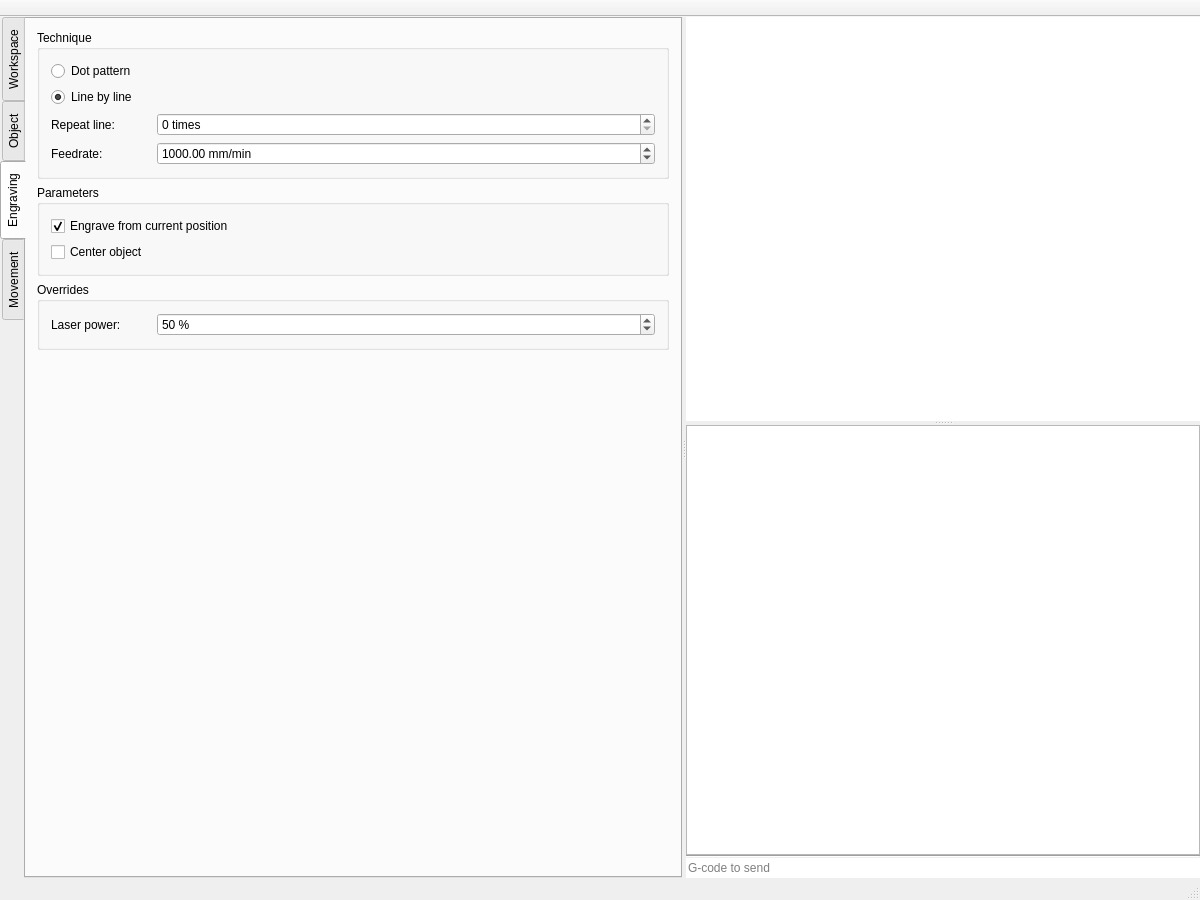
dev-0x7C6/laser-engraver, file src/mainwindow.ui: the form before one commit.
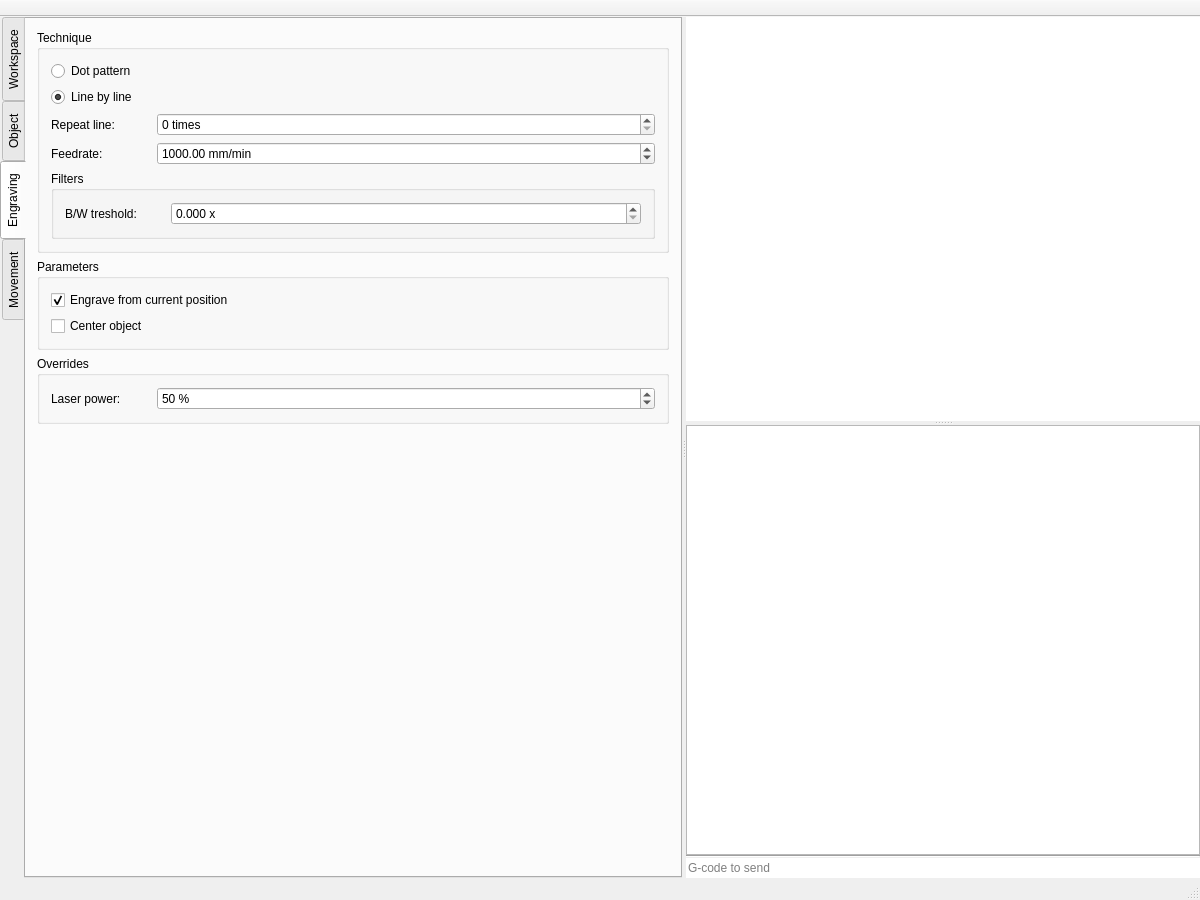
The form after the commit. Custom widgets are drawn as their Qt base class.

Commit message: gui: pass black and while filter value.

What changed in the file:
```diff
--- a/src/mainwindow.ui
+++ b/src/mainwindow.ui
@@ -918,6 +918,63 @@
               </item>
              </layout>
             </item>
+            <item>
+             <widget class="QGroupBox" name="printParametersGroupBox_4">
+              <property name="title">
+               <string>Filters</string>
+              </property>
+              <layout class="QVBoxLayout" name="verticalLayout_16">
+               <item>
+                <layout class="QHBoxLayout" name="horizontalLayout_27">
+                 <item>
+                  <widget class="QLabel" name="label_17">
+                   <property name="minimumSize">
+                    <size>
+                     <width>100</width>
+                     <height>0</height>
+                    </size>
+                   </property>
+                   <property name="text">
+                    <string>B/W treshold:</string>
+                   </property>
+                  </widget>
+                 </item>
+                 <item>
+                  <widget class="QDoubleSpinBox" name="black_and_white_filter_treshold">
+                   <property name="sizePolicy">
+                    <sizepolicy hsizetype="Expanding" vsizetype="Fixed">
+                     <horstretch>0</horstretch>
+                     <verstretch>0</verstretch>
+                    </sizepolicy>
+                   </property>
+                   <property name="prefix">
+                    <string/>
+                   </property>
+                   <property name="suffix">
+                    <string> x</string>
+                   </property>
+                   <property name="decimals">
+                    <number>3</number>
+                   </property>
+                   <property name="maximum">
+                    <double>1.000000000000000</double>
+                   </property>
+                   <property name="singleStep">
+                    <double>0.001000000000000</double>
+                   </property>
+                   <property name="stepType">
+                    <enum>QAbstractSpinBox::AdaptiveDecimalStepType</enum>
+                   </property>
+                   <property name="value">
+                    <double>0.000000000000000</double>
+                   </property>
+                  </widget>
+                 </item>
+                </layout>
+               </item>
+              </layout>
+             </widget>
+            </item>
            </layout>
           </widget>
          </item>
```
The commit also changes 1 other file.
